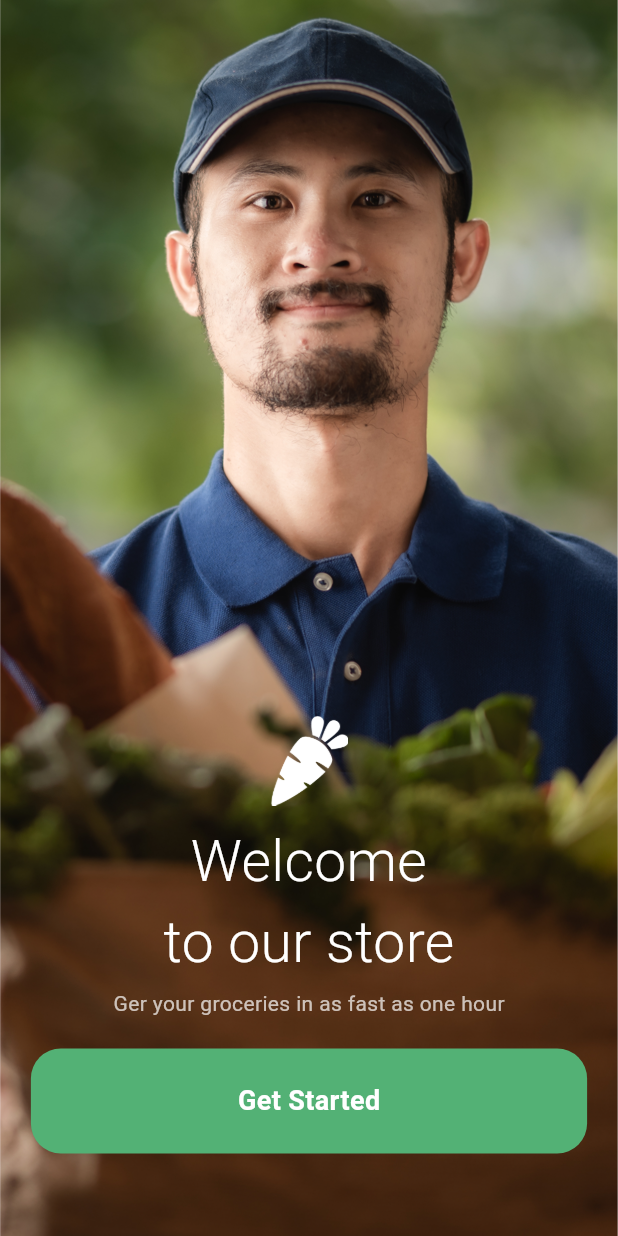
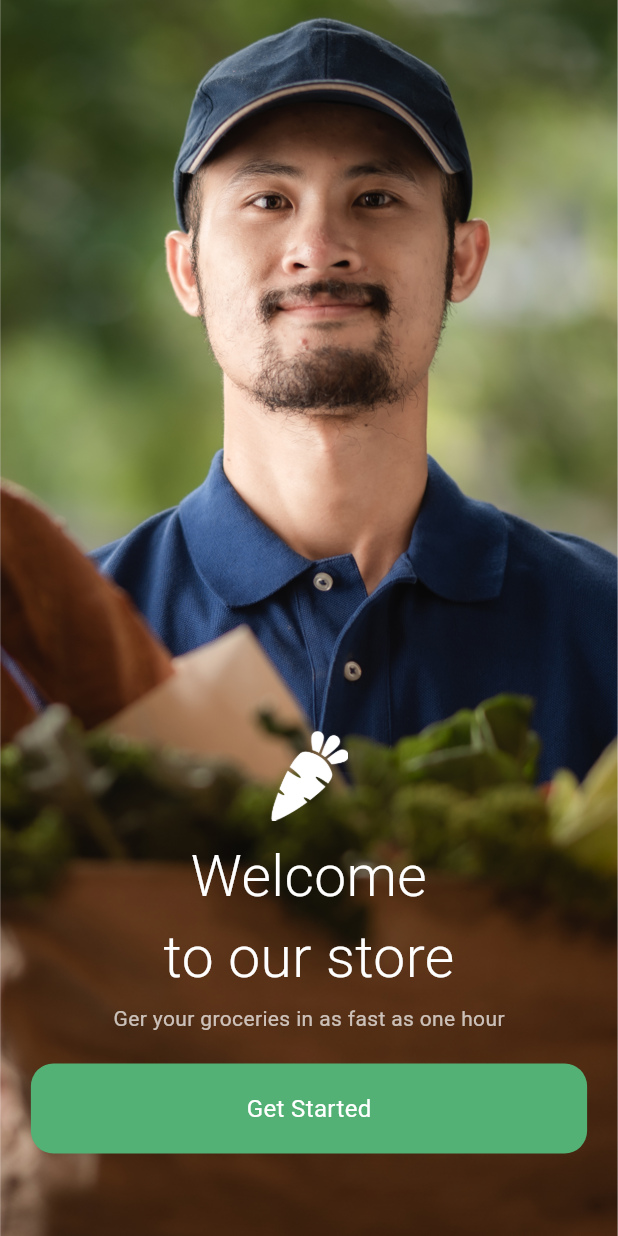
Before and after one commit to nazmul8451/Online-Grocary-App, a Flutter app: the OnboardingScreen screen opened directly, on a phone screen of 412 x 824 dp. Run offline on Flutter 3.47's test engine with Material 3 defaults, Android fonts, the light colour scheme and no system bars; our stand-ins replace device_preview, firebase_core; accounts and stored records are empty.

Commit message:
add log in

```diff
--- a/lib/app.dart
+++ b/lib/app.dart
@@ -1,4 +1,5 @@
 import 'package:flutter/material.dart';
+import 'package:online_grocery_app/presentation/screens/log_in_screen.dart';
 import 'package:online_grocery_app/presentation/screens/splash_screen.dart' show SplashScreen;
 class GroceryApp extends StatelessWidget {
   const GroceryApp({super.key});
@@ -11,7 +12,7 @@ class GroceryApp extends StatelessWidget {
       theme: ThemeData(
         colorScheme: ColorScheme.fromSeed(seedColor: Colors.deepPurple),
       ),
-      home:  SplashScreen(),
+      home:  LogInScreen(),
     );
   }
 }
--- a/lib/core/widgets/custom_elevated_button.dart
+++ b/lib/core/widgets/custom_elevated_button.dart
@@ -1,30 +1,31 @@
 import 'package:flutter/material.dart';
 class Custom_elavetedButton extends StatelessWidget {
   Custom_elavetedButton({
-    super.key,
     required this.widht,
     required this.buttonName,
+    required this.buttonColor,
   });
 
   final double widht;
   String buttonName;
+  Color buttonColor;
 
   @override
   Widget build(BuildContext context) {
     return Container(
-      height: 70,
+      height: 60,
       width: widht,
       decoration: BoxDecoration(
-        color: Color(0xFF53B175),
-        borderRadius: BorderRadius.circular(20),
+        color: Color(buttonColor.toARGB32()),
+        borderRadius: BorderRadius.circular(15),
       ),
       child: Center(
         child: Text(
           buttonName,
           style: TextStyle(
-            fontSize: 18,
+            fontSize: 16,
             color: Colors.white,
-            fontWeight: FontWeight.w700,
+            fontWeight: FontWeight.w400,
           ),
         ),
       ),
--- a/lib/presentation/screens/onboarding_screen.dart
+++ b/lib/presentation/screens/onboarding_screen.dart
@@ -8,8 +8,14 @@ class OnboardingScreen extends StatelessWidget {
 
   @override
   Widget build(BuildContext context) {
-    final height = MediaQuery.of(context).size.height;
-    final width = MediaQuery.of(context).size.width;
+    final height = MediaQuery
+        .of(context)
+        .size
+        .height;
+    final width = MediaQuery
+        .of(context)
+        .size
+        .width;
 
     double widht;
     if (width < 600) {
@@ -62,8 +68,13 @@ class OnboardingScreen extends StatelessWidget {
                     ),
                     SizedBox(height: 20),
                     GestureDetector(
-                      onTap: ()=>Navigator.push(context, MaterialPageRoute(builder: (context)=>LogInScreen())),
-                        child: Custom_elavetedButton(widht: widht, buttonName: 'Get Started',)),
+                        onTap: () =>
+                            Navigator.push(context, MaterialPageRoute(builder: (
+                                context) => LogInScreen())),
+                        child: Custom_elavetedButton(
+                          widht: widht,
+                          buttonName: 'Get Started',
+                          buttonColor: Color(0xFF53B175),)),
                   ],
                 ),
               ),
```
Also changed, not shown: lib/core/widgets/background.dart (added, +19 -0 lines), lib/presentation/screens/log_in_screen.dart (+135 -0 lines), assets/images/back_shadow.png (added), assets/images/vector_orange.png (added).
